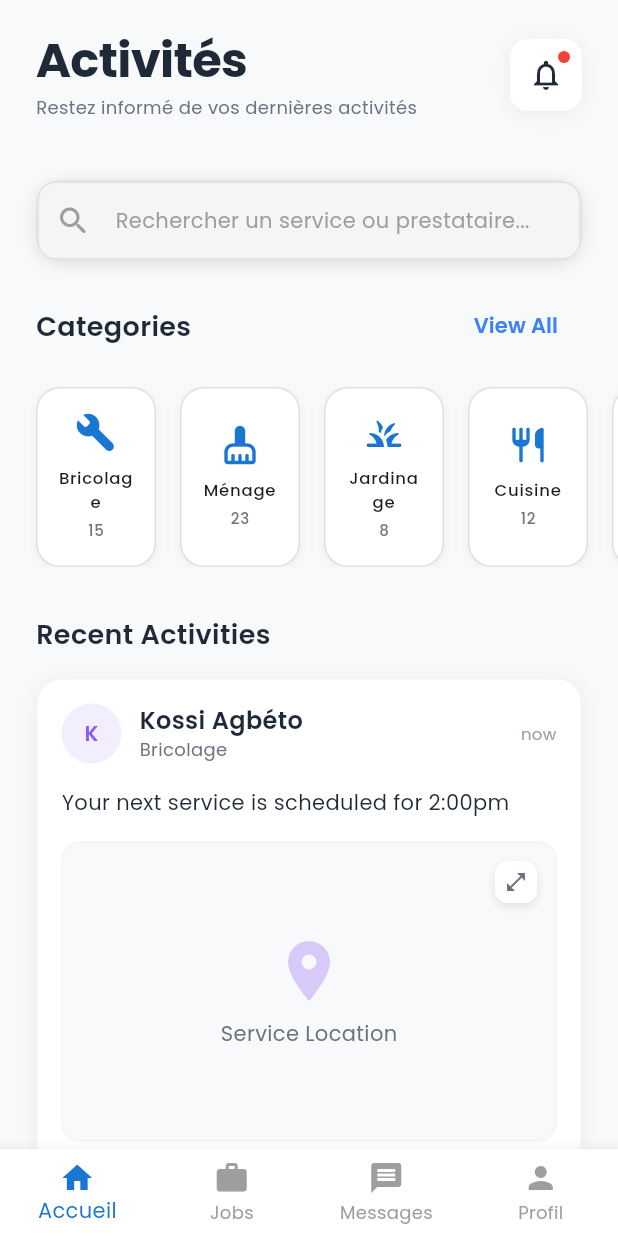
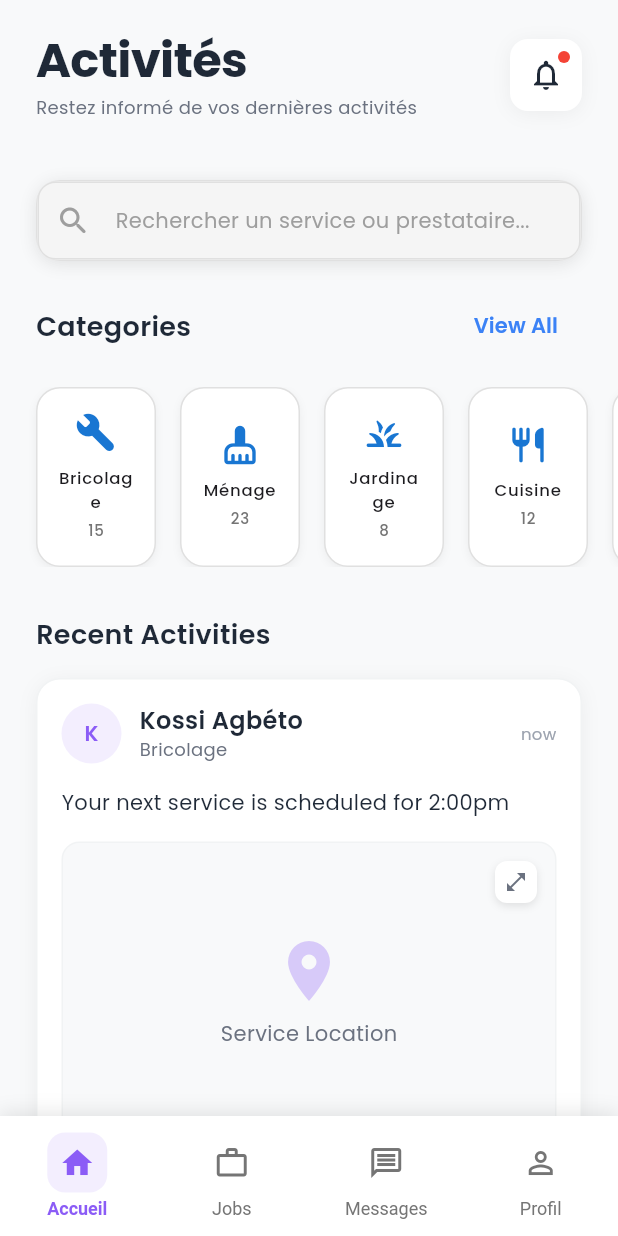
Before and after one commit to Andtit4/edor_mobile, a Flutter app: the HomeScreen screen opened by its route, on a phone screen of 412 x 824 dp. Run offline on Flutter 3.47's test engine with Material 3 defaults, Android fonts, the phone set to English and light mode, and no system bars; our stand-ins replace cached_network_image, flutter_riverpod, fpdart, freezed_annotation, go_router, google_fonts and 1 more; accounts and stored records are empty.

Commit message:
Refactor MainWrapper to use ConsumerStatefulWidget, add animated bottom navigation and quick action sheet functionality, remove edit profile route

```diff
--- a/lib/presentation/router/app_router.dart
+++ b/lib/presentation/router/app_router.dart
@@ -1,5 +1,4 @@
 import 'package:edor/presentation/screens/job/job_screen.dart';
-import 'package:edor/presentation/screens/profile/edit_profile_screeb.dart';
 import 'package:flutter/material.dart';
 import 'package:go_router/go_router.dart';
 import 'package:flutter_riverpod/flutter_riverpod.dart';
@@ -13,6 +12,7 @@ import '../screens/reservation/reservation_screen.dart';
 import '../screens/messages/messages_screen.dart';
 import '../screens/messages/chat_screen.dart';
 import '../screens/profile/profile_screen.dart';
+import '../widgets/animated_bottom_nav.dart';
 import 'app_routes.dart';
 
 final routerProvider = Provider<GoRouter>((ref) {
@@ -85,11 +85,11 @@ final routerProvider = Provider<GoRouter>((ref) {
             builder: (context, state) => const HomeScreen(),
           ),
 
-          // Jobs
+          // Jobs - Utiliser HomeScreen temporairement
           GoRoute(
             path: AppRoutes.jobs,
             name: AppRoutes.jobsName,
-            builder: (context, state) => const JobsScreen(),
+            builder: (context, state) => const JobsScreen(), // Temporaire
           ),
 
           // Messages
@@ -117,13 +117,6 @@ final routerProvider = Provider<GoRouter>((ref) {
             name: AppRoutes.profileName,
             builder: (context, state) => const ProfileScreen(),
           ),
-
-          GoRoute(
-        path: AppRoutes.editProfile,
-        name: AppRoutes.editProfileName,
-        builder: (context, state) => const EditProfileScreen(),
-      ),
-
         ],
       ),
 
@@ -176,26 +169,72 @@ final routerProvider = Provider<GoRouter>((ref) {
   );
 });
 
-// Wrapper pour les routes principales avec bottom navigation
-class MainWrapper extends ConsumerWidget {
+// Wrapper pour les routes principales avec bottom navigation animée
+class MainWrapper extends ConsumerStatefulWidget {
   final Widget child;
 
   const MainWrapper({super.key, required this.child});
 
   @override
-  Widget build(BuildContext context, WidgetRef ref) {
+  ConsumerState<MainWrapper> createState() => _MainWrapperState();
+}
+
+class _MainWrapperState extends ConsumerState<MainWrapper>
+    with TickerProviderStateMixin {
+  late AnimationController _fabAnimationController;
+  late Animation<double> _fabAnimation;
+
+  @override
+  void initState() {
+    super.initState();
+    _fabAnimationController = AnimationController(
+      duration: const Duration(milliseconds: 300),
+      vsync: this,
+    );
+    _fabAnimation = Tween<double>(
+      begin: 0.0,
+      end: 1.0,
+    ).animate(CurvedAnimation(
+      parent: _fabAnimationController,
+      curve: Curves.elasticOut,
+    ));
+    _fabAnimationController.forward();
+  }
+
+  @override
+  void dispose() {
+    _fabAnimationController.dispose();
+    super.dispose();
+  }
+
+  @override
+  Widget build(BuildContext context) {
     return Scaffold(
-      body: child,
-      bottomNavigationBar: BottomNavigationBar(
-        type: BottomNavigationBarType.fixed,
+      backgroundColor: const Color(0xFFF8F9FA),
+      body: Stack(
+        children: [
+          widget.child,
+          // Floating Action Button
+          /* AnimatedBuilder(
+            animation: _fabAnimation,
+            builder: (context, child) {
+              return Transform.scale(
+                scale: _fabAnimation.value,
+                child: FloatingActionButton(
+                  onPressed: () {
+                    _showQuickActionSheet(context);
+                  },
+                  backgroundColor: const Color(0xFF8B5CF6),
+                  child: const Icon(Icons.add, color: Colors.white),
+                ),
+              );
+            },
+          ), */
+        ],
+      ),
+      bottomNavigationBar: AnimatedBottomNav(
         currentIndex: _getCurrentIndex(context),
         onTap: (index) => _onTap(context, index),
-        items: const [
-          BottomNavigationBarItem(icon: Icon(Icons.home), label: 'Accueil'),
-          BottomNavigationBarItem(icon: Icon(Icons.work), label: 'Jobs'),
-          BottomNavigationBarItem(icon: Icon(Icons.message), label: 'Messages'),
-          BottomNavigationBarItem(icon: Icon(Icons.person), label: 'Profil'),
-        ],
       ),
     );
   }
@@ -225,4 +264,148 @@ class MainWrapper extends ConsumerWidget {
         break;
     }
   }
+
+  void _showQuickActionSheet(BuildContext context) {
+    showModalBottomSheet(
+      context: context,
+      backgroundColor: Colors.transparent,
+      isScrollControlled: true,
+      builder: (context) => Container(
+        height: MediaQuery.of(context).size.height * 0.4,
+        decoration: const BoxDecoration(
+          color: Colors.white,
+          borderRadius: BorderRadius.vertical(top: Radius.circular(20)),
+        ),
+        child: Column(
+          children: [
+            // Handle
+            Container(
+              width: 40,
+              height: 4,
+              margin: const EdgeInsets.symmetric(vertical: 12),
+              decoration: BoxDecoration(
+                color: Colors.grey[300],
+                borderRadius: BorderRadius.circular(2),
+              ),
+            ),
+
+            // Title
+            Padding(
+              padding: const EdgeInsets.all(20),
+              child: Text(
+                'Actions rapides',
+                style: Theme.of(context).textTheme.headlineSmall?.copyWith(
+                  fontWeight: FontWeight.bold,
+                ),
+              ),
+            ),
+
+            // Actions
+            Expanded(
+              child: GridView.count(
+                crossAxisCount: 2,
+                padding: const EdgeInsets.all(20),
+                children: [
+                  _buildQuickAction(
+                    context: context,
+                    icon: Icons.search,
+                    title: 'Rechercher',
+                    subtitle: 'Trouver des services',
+                    onTap: () {
+                      Navigator.pop(context);
+                      context.go(AppRoutes.home);
+                    },
+                  ),
+                  _buildQuickAction(
+                    context: context,
+                    icon: Icons.message,
+                    title: 'Messages',
+                    subtitle: 'Voir les conversations',
+                    onTap: () {
+                      Navigator.pop(context);
+                      context.go(AppRoutes.messages);
+                    },
+                  ),
+                  _buildQuickAction(
+                    context: context,
+                    icon: Icons.person,
+                    title: 'Profil',
+                    subtitle: 'Gérer mon compte',
+                    onTap: () {
+                      Navigator.pop(context);
+                      context.go(AppRoutes.profile);
+                    },
+                  ),
+                  _buildQuickAction(
+                    context: context,
+                    icon: Icons.work,
+                    title: 'Jobs',
+                    subtitle: 'Voir les emplois',
+                    onTap: () {
+                      Navigator.pop(context);
+                      context.go(AppRoutes.jobs);
+                    },
+                  ),
+                ],
+              ),
+            ),
+          ],
+        ),
+      ),
+    );
+  }
+
+  Widget _buildQuickAction({
+    required BuildContext context,
+    required IconData icon,
+    required String title,
+    required String subtitle,
+    required VoidCallback onTap,
+  }) {
+    return GestureDetector(
+      onTap: onTap,
+      child: Container(
+        margin: const EdgeInsets.all(8),
+        padding: const EdgeInsets.all(16),
+        decoration: BoxDecoration(
+          color: const Color(0xFFF8F9FA),
+          borderRadius: BorderRadius.circular(16),
+          border: Border.all(color: const Color(0xFFE5E7EB)),
+        ),
+        child: Column(
+          mainAxisAlignment: MainAxisAlignment.center,
+          children: [
+            Container(
+              padding: const EdgeInsets.all(12),
+              decoration: BoxDecoration(
+                color: const Color(0xFF8B5CF6).withOpacity(0.1),
+                borderRadius: BorderRadius.circular(12),
+              ),
+              child: Icon(
+                icon,
+                color: const Color(0xFF8B5CF6),
+                size: 24,
+              ),
+            ),
+            const SizedBox(height: 8),
+            Text(
+              title,
+              style: Theme.of(context).textTheme.titleSmall?.copyWith(
+                fontWeight: FontWeight.w600,
+              ),
+              textAlign: TextAlign.center,
+            ),
+            const SizedBox(height: 4),
+            Text(
+              subtitle,
+              style: Theme.of(context).textTheme.bodySmall?.copyWith(
+                color: Colors.grey[600],
+              ),
+              textAlign: TextAlign.center,
+            ),
+          ],
+        ),
+      ),
+    );
+  }
 }
--- /dev/null
+++ b/lib/presentation/widgets/animated_bottom_nav.dart
@@ -0,0 +1,165 @@
+import 'package:flutter/material.dart';
+import 'package:go_router/go_router.dart';
+import '../../core/theme/app_colors.dart';
+import '../../core/theme/app_text_styles.dart';
+import '../router/app_routes.dart';
+
+class AnimatedBottomNav extends StatefulWidget {
+  final int currentIndex;
+  final Function(int) onTap;
+
+  const AnimatedBottomNav({
+    super.key,
+    required this.currentIndex,
+    required this.onTap,
+  });
+
+  @override
+  State<AnimatedBottomNav> createState() => _AnimatedBottomNavState();
+}
+
+class _AnimatedBottomNavState extends State<AnimatedBottomNav>
+    with TickerProviderStateMixin {
+  late List<AnimationController> _controllers;
+  late List<Animation<double>> _animations;
+
+  final List<NavItem> _navItems = [
+    NavItem(
+      icon: Icons.home_outlined,
+      activeIcon: Icons.home,
+      label: 'Accueil',
+      route: AppRoutes.home,
+    ),
+    NavItem(
+      icon: Icons.work_outline,
+      activeIcon: Icons.work,
+      label: 'Jobs',
+      route: AppRoutes.jobs,
+    ),
+    NavItem(
+      icon: Icons.message_outlined,
+      activeIcon: Icons.message,
+      label: 'Messages',
+      route: AppRoutes.messages,
+    ),
+    NavItem(
+      icon: Icons.person_outline,
+      activeIcon: Icons.person,
+      label: 'Profil',
+      route: AppRoutes.profile,
+    ),
+  ];
+
+  @override
+  void initState() {
+    super.initState();
+    _controllers = List.generate(
+      _navItems.length,
+      (index) => AnimationController(
+        duration: const Duration(milliseconds: 200),
+        vsync: this,
+      ),
+    );
+    _animations = _controllers
+        .map((controller) => Tween<double>(begin: 0.0, end: 1.0)
+            .animate(CurvedAnimation(parent: controller, curve: Curves.easeInOut)))
+        .toList();
+  }
+
+  @override
+  void dispose() {
+    for (var controller in _controllers) {
+      controller.dispose();
+    }
+    super.dispose();
+  }
+
+  @override
+  Widget build(BuildContext context) {
+    return Container(
+      height: 80,
+      decoration: BoxDecoration(
+        color: Colors.white,
+        boxShadow: [
+          BoxShadow(
+            color: Colors.black.withOpacity(0.1),
+            blurRadius: 10,
+            offset: const Offset(0, -2),
+          ),
+        ],
+      ),
+      child: Row(
+        mainAxisAlignment: MainAxisAlignment.spaceAround,
+        children: List.generate(_navItems.length, (index) {
+          final isActive = widget.currentIndex == index;
+          return Expanded(
+            child: GestureDetector(
+              onTap: () {
+                widget.onTap(index);
+                _animateItem(index);
+              },
+              child: AnimatedContainer(
+                duration: const Duration(milliseconds: 200),
+                padding: const EdgeInsets.symmetric(vertical: 8),
+                child: Column(
+                  mainAxisAlignment: MainAxisAlignment.center,
+                  children: [
+                    AnimatedContainer(
+                      duration: const Duration(milliseconds: 200),
+                      padding: const EdgeInsets.all(8),
+                      decoration: BoxDecoration(
+                        color: isActive
+                            ? const Color(0xFF8B5CF6).withOpacity(0.1)
+                            : Colors.transparent,
+                        borderRadius: BorderRadius.circular(12),
+                      ),
+                      child: Icon(
+                        isActive ? _navItems[index].activeIcon : _navItems[index].icon,
+                        color: isActive ? const Color(0xFF8B5CF6) : Colors.grey[600],
+                        size: 24,
+                      ),
+                    ),
+                    const SizedBox(height: 4),
+                    AnimatedDefaultTextStyle(
+                      duration: const Duration(milliseconds: 200),
+                      style: TextStyle(
+                        fontSize: 12,
+                        fontWeight: isActive ? FontWeight.w600 : FontWeight.w400,
+                        color: isActive ? const Color(0xFF8B5CF6) : Colors.grey[600],
+                      ),
+                      child: Text(_navItems[index].label),
+                    ),
+                  ],
+                ),
+              ),
+            ),
+          );
+        }),
+      ),
+    );
+  }
+
+  void _animateItem(int index) {
+    for (int i = 0; i < _controllers.length; i++) {
+      if (i == index) {
+        _controllers[i].forward();
+      } else {
+        _controllers[i].reverse();
+      }
+    }
+  }
+}
+
+class NavItem {
+  final IconData icon;
+  final IconData activeIcon;
+  final String label;
+  final String route;
+
+  NavItem({
+    required this.icon,
+    required this.activeIcon,
+    required this.label,
+    required this.route,
+  });
+}
```
